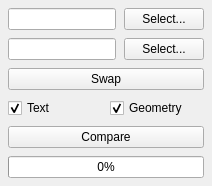
Before: the Qt Designer form src/compareset/ui/compare_page.ui in Coprela/CompareSet, drawn with Qt 5.
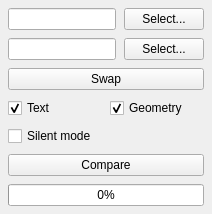
After: the same form once the commit is applied.

Patch:
```diff
--- a/src/compareset/ui/compare_page.ui
+++ b/src/compareset/ui/compare_page.ui
@@ -79,6 +79,16 @@
      </item>
     </layout>
    </item>
+   <item>
+    <widget class="QCheckBox" name="silentChk">
+     <property name="text">
+      <string>Silent mode</string>
+     </property>
+     <property name="checked">
+      <bool>false</bool>
+     </property>
+    </widget>
+   </item>
    <item>
     <widget class="QPushButton" name="btnCompare">
      <property name="text">
```
